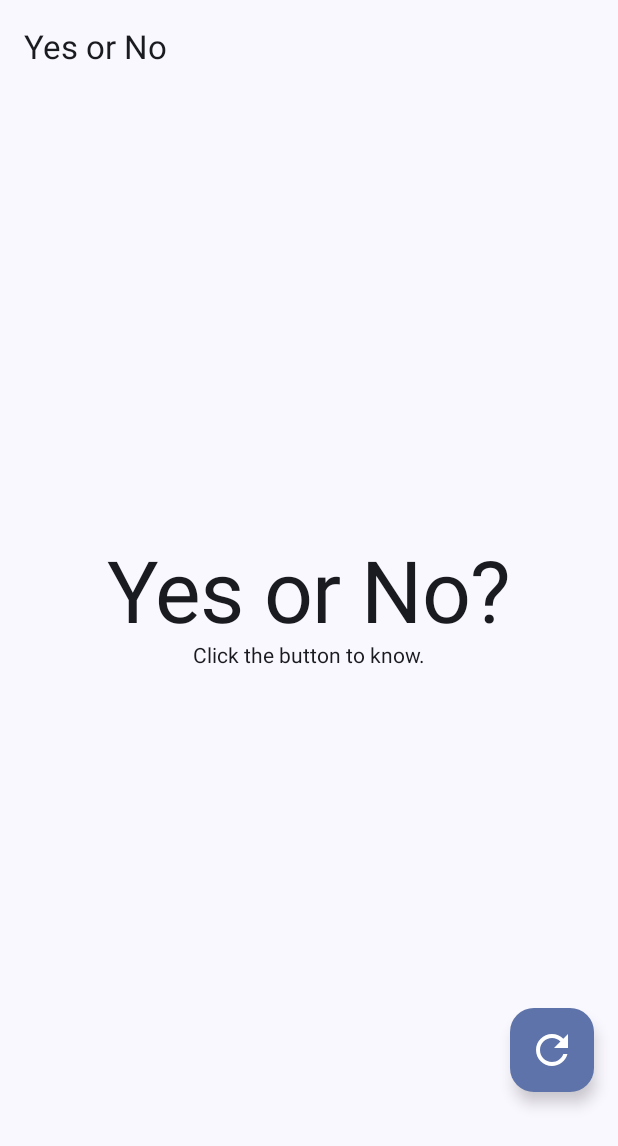
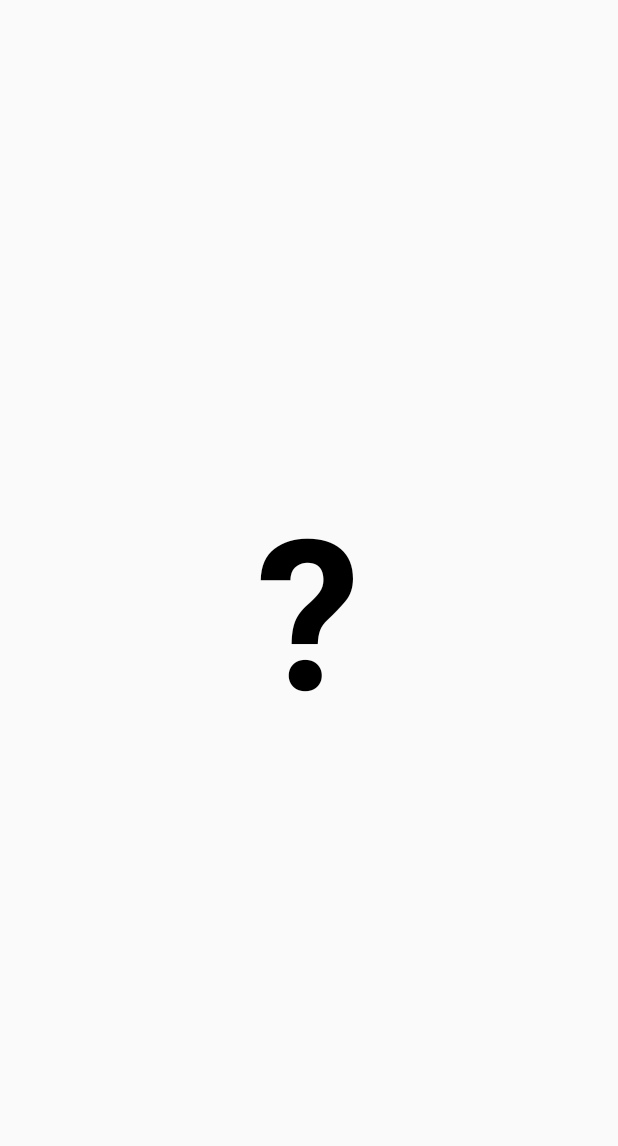
Before and after one commit to worranhin/YesNoApp, an Android app built with Jetpack Compose: the screen it shows after launch (MainActivity), on a phone screen of 412 x 824 dp. Shown: the top 1146 px of the screen. Run offline under Robolectric (Android 15) with nearby library versions, the phone set to English and light mode, and no system bars.

Commit message:
feat: 重写 Yes/No 界面并适配 AGP 9 Kotlin 构建配置
- 新增 YesNoScreen：全屏点击随机出 Yes/No，含缩放/文字淡入与一次性光环动画、触感反馈

- 主题改为马卡龙配色，关闭动态取色，补全 dark/light color scheme

- 显式应用 kotlin-android 插件并配置 jvmTarget；ui-tooling-preview 改为 debugImplementation

- 新增 foojay 工具链解析与 gradle-daemon-jvm 配置，补充 AGP 9 相关 gradle.properties 开关

```diff
--- a/app/src/main/java/com/example/yesorno/MainActivity.kt
+++ b/app/src/main/java/com/example/yesorno/MainActivity.kt
@@ -4,45 +4,8 @@ import android.os.Bundle
 import androidx.activity.ComponentActivity
 import androidx.activity.compose.setContent
 import androidx.activity.enableEdgeToEdge
-import androidx.compose.animation.AnimatedContent
-import androidx.compose.animation.animateColorAsState
-import androidx.compose.foundation.background
-import androidx.compose.foundation.layout.Arrangement
-import androidx.compose.foundation.layout.Box
-import androidx.compose.foundation.layout.Column
-import androidx.compose.foundation.layout.fillMaxSize
-import androidx.compose.foundation.layout.padding
-import androidx.compose.foundation.layout.size
-import androidx.compose.foundation.text.BasicText
-import androidx.compose.material.icons.Icons
-import androidx.compose.material.icons.filled.Refresh
-import androidx.compose.material3.BottomAppBar
-import androidx.compose.material3.Button
-import androidx.compose.material3.ExperimentalMaterial3Api
-import androidx.compose.material3.FloatingActionButton
-import androidx.compose.material3.Icon
-import androidx.compose.material3.MaterialTheme
-import androidx.compose.material3.Scaffold
-import androidx.compose.material3.Text
-import androidx.compose.material3.TopAppBar
-import androidx.compose.material3.TopAppBarColors
-import androidx.compose.material3.TopAppBarDefaults
-import androidx.compose.runtime.Composable
-import androidx.compose.runtime.getValue
-import androidx.compose.runtime.mutableIntStateOf
-import androidx.compose.runtime.mutableStateOf
-import androidx.compose.runtime.remember
-import androidx.compose.runtime.setValue
-import androidx.compose.ui.Alignment
-import androidx.compose.ui.Modifier
-import androidx.compose.ui.draw.drawBehind
-import androidx.compose.ui.graphics.Color
-import androidx.compose.ui.text.style.TextMotion
-import androidx.compose.ui.tooling.preview.Preview
-import androidx.compose.ui.unit.dp
-import androidx.compose.ui.unit.sp
+import com.example.yesorno.ui.screen.YesNoScreen
 import com.example.yesorno.ui.theme.YesOrNoTheme
-import kotlin.random.Random
 
 class MainActivity : ComponentActivity() {
     override fun onCreate(savedInstanceState: Bundle?) {
@@ -50,127 +13,8 @@ class MainActivity : ComponentActivity() {
         enableEdgeToEdge()
         setContent {
             YesOrNoTheme {
-                YesNoApp()
+                YesNoScreen()
             }
         }
     }
 }
-
-@OptIn(ExperimentalMaterial3Api::class)
-@Composable
-fun YesNoApp(modifier: Modifier = Modifier) {
-    var result by remember { mutableStateOf("Yes or No?") }
-    var count by remember { mutableIntStateOf(0) }
-
-    val animatedColor by  animateColorAsState(
-        targetValue = when (count) {
-            0 -> MaterialTheme.colorScheme.background
-            1 -> MaterialTheme.colorScheme.primaryContainer
-            2 -> MaterialTheme.colorScheme.secondaryContainer
-            3 -> MaterialTheme.colorScheme.tertiaryContainer
-            4 -> MaterialTheme.colorScheme.errorContainer
-            else -> MaterialTheme.colorScheme.background
-        },
-        label = "color"
-    )
-
-    val animatedTextColor by animateColorAsState(
-        targetValue = when (count) {
-            0 -> MaterialTheme.colorScheme.onBackground
-            1 -> MaterialTheme.colorScheme.onPrimaryContainer
-            2 -> MaterialTheme.colorScheme.onSecondaryContainer
-            3 -> MaterialTheme.colorScheme.onTertiaryContainer
-            4 -> MaterialTheme.colorScheme.onErrorContainer
-            else -> MaterialTheme.colorScheme.onBackground
-        },
-        label = "text color"
-    )
-
-    Scaffold(
-        floatingActionButton = {
-            FloatingActionButton(
-                onClick = {
-                    result = generateYesNo()
-
-                    if (++count > 4)
-                        count = 0
-                }
-                ) {
-                Icon(Icons.Default.Refresh, contentDescription = "Refresh random result",
-                    modifier = Modifier.size(32.dp))
-            }
-        },
-        topBar = {
-            TopAppBar(
-                title = {
-                    Text("Yes or No")
-                },
-                colors = TopAppBarDefaults.topAppBarColors(
-                    containerColor = animatedColor,
-                    titleContentColor = animatedTextColor
-                )
-            )
-        },
-        bottomBar = {
-            BottomAppBar(
-                containerColor = animatedColor,
-                contentColor = animatedTextColor
-            ) { }
-        }
-
-    ) { innerPadding ->
-        Column(
-            modifier = modifier
-                .fillMaxSize()
-                .padding(innerPadding)
-                .drawBehind { drawRect(animatedColor) },
-            horizontalAlignment = Alignment.CenterHorizontally,
-            verticalArrangement = Arrangement.Center
-        ) {
-            AnimatedContent(
-                targetState = result
-            ) { targetResult ->
-                Text(
-                    targetResult,
-                    style = MaterialTheme.typography.displayLarge.copy(
-                        color = animatedTextColor
-                    )
-                )
-            }
-            BasicText(
-                text = "Click the button to know.",
-                color = { animatedTextColor }
-            )
-        }
-    }
-}
-
-fun generateYesNo(): String {
-    val randomNumber = Random.nextInt(2)
-    return if (randomNumber == 0) "No" else "Yes"
-}
-
-@Preview(showBackground = true)
-@Composable
-fun YesNoAppPreview() {
-    YesOrNoTheme {
-            YesNoApp()
-    }
-}
-
-
-//@Composable
-//fun Greeting(name: String, modifier: Modifier = Modifier) {
-//    Text(
-//        text = "Hello $name!",
-//        modifier = modifier
-//    )
-//}
-//
-//@Preview(showBackground = true)
-//@Composable
-//fun GreetingPreview() {
-//    YesOrNoTheme {
-//        Greeting("Android")
-//    }
-//}
--- /dev/null
+++ b/app/src/main/java/com/example/yesorno/ui/screen/YesNoScreen.kt
@@ -0,0 +1,191 @@
+package com.example.yesorno.ui.screen
+
+import androidx.compose.animation.animateColorAsState
+import androidx.compose.animation.core.Animatable
+import androidx.compose.animation.core.spring
+import androidx.compose.animation.core.tween
+import androidx.compose.foundation.background
+import androidx.compose.foundation.border
+import androidx.compose.foundation.gestures.detectTapGestures
+import androidx.compose.foundation.layout.Box
+import androidx.compose.foundation.layout.fillMaxSize
+import androidx.compose.foundation.layout.size
+import androidx.compose.foundation.layout.systemBarsPadding
+import androidx.compose.foundation.shape.CircleShape
+import androidx.compose.material3.MaterialTheme
+import androidx.compose.material3.Text
+import androidx.compose.runtime.Composable
+import androidx.compose.runtime.getValue
+import androidx.compose.runtime.mutableStateOf
+import androidx.compose.runtime.remember
+import androidx.compose.runtime.rememberCoroutineScope
+import androidx.compose.runtime.setValue
+import androidx.compose.ui.Alignment
+import androidx.compose.ui.Modifier
+import androidx.compose.ui.draw.alpha
+import androidx.compose.ui.draw.scale
+import androidx.compose.ui.graphics.Color
+import androidx.compose.ui.input.pointer.pointerInput
+import androidx.compose.ui.platform.LocalContext
+import androidx.compose.ui.text.font.FontWeight
+import androidx.compose.ui.unit.dp
+import androidx.compose.ui.unit.sp
+import com.example.yesorno.util.hapticFeedback
+import kotlinx.coroutines.Job
+import kotlinx.coroutines.launch
+import kotlin.random.Random
+
+enum class YesNoResult {
+    IDLE, YES, NO
+}
+
+@Composable
+fun YesNoScreen(
+    modifier: Modifier = Modifier
+) {
+    var result by remember { mutableStateOf(YesNoResult.IDLE) }
+    val scale = remember { Animatable(1f) }
+    val textAlpha = remember { Animatable(1f) }
+
+    var showRing by remember { mutableStateOf(false) }
+    val ringScale = remember { Animatable(0.2f) }
+    val ringAlpha = remember { Animatable(0f) }
+
+    val context = LocalContext.current
+    val coroutineScope = rememberCoroutineScope()
+    var animationJob by remember { mutableStateOf<Job?>(null) }
+
+    // 马卡龙色系 - 柔和但更深一点
+    val yesColor = Color(0xFF7FCDC0)
+    val noColor = Color(0xFFFF9AAE)
+    val idleColor = MaterialTheme.colorScheme.background
+
+    val targetBackgroundColor = when (result) {
+        YesNoResult.IDLE -> idleColor
+        YesNoResult.YES -> yesColor
+        YesNoResult.NO -> noColor
+    }
+
+    val backgroundColor by animateColorAsState(
+        targetValue = targetBackgroundColor,
+        animationSpec = tween(800),
+        label = "backgroundColor"
+    )
+
+    val textColor = when (result) {
+        YesNoResult.IDLE -> MaterialTheme.colorScheme.onBackground
+        YesNoResult.YES, YesNoResult.NO -> Color.White
+    }
+
+    val ringColor = when (result) {
+        YesNoResult.IDLE -> Color.Transparent
+        YesNoResult.YES -> Color.White.copy(alpha = 0.6f)
+        YesNoResult.NO -> Color.White.copy(alpha = 0.6f)
+    }
+
+    val displayText = when (result) {
+        YesNoResult.IDLE -> "?"
+        YesNoResult.YES -> "YES"
+        YesNoResult.NO -> "NO"
+    }
+
+    fun triggerAnimation() {
+        // 取消上一次动画
+        animationJob?.cancel()
+
+        animationJob = coroutineScope.launch {
+            // 立即隐藏文字
+            scale.snapTo(0.2f)
+            textAlpha.snapTo(0f)
+
+            // 初始化光环
+            showRing = true
+            ringScale.snapTo(0.2f)
+            ringAlpha.snapTo(0.8f)
+
+            // 并行执行所有动画
+            launch {
+                scale.animateTo(
+                    targetValue = 1.12f,
+                    animationSpec = spring(
+                        dampingRatio = 0.5f,
+                        stiffness = 400f
+                    )
+                )
+                scale.animateTo(
+                    targetValue = 1f,
+                    animationSpec = spring(
+                        dampingRatio = 0.6f,
+                        stiffness = 500f
+                    )
+                )
+            }
+
+            launch {
+                textAlpha.animateTo(
+                    targetValue = 1f,
+                    animationSpec = tween(350)
+                )
+            }
+
+            launch {
+                ringScale.animateTo(
+                    targetValue = 3.5f,
+                    animationSpec = tween(700)
+                )
+            }
+
+            launch {
+                ringAlpha.animateTo(
+                    targetValue = 0f,
+                    animationSpec = tween(300)
+                )
+            }
+
+            // 等待光环动画完成
+            kotlinx.coroutines.delay(700)
+            showRing = false
+        }
+    }
+
+    Box(
+        modifier = modifier
+            .fillMaxSize()
+            .background(backgroundColor)
+            .systemBarsPadding()
+            .pointerInput(Unit) {
+                detectTapGestures {
+                    val newResult = if (Random.nextBoolean()) YesNoResult.YES else YesNoResult.NO
+                    result = newResult
+                    context.hapticFeedback()
+                    triggerAnimation()
+                }
+            },
+        contentAlignment = Alignment.Center
+    ) {
+        // 光环效果
+        if (showRing) {
+            Box(
+                modifier = Modifier
+                    .size(150.dp)
+                    .scale(ringScale.value)
+                    .alpha(ringAlpha.value)
+                    .border(6.dp, ringColor, CircleShape)
+            )
+        }
+
+        // 文字
+        Text(
+            text = displayText,
+            fontSize = when (result) {
+                YesNoResult.IDLE -> 140.sp
+                else -> 100.sp
+            },
+            fontWeight = FontWeight.Bold,
+            color = textColor,
+            modifier = Modifier
+                .scale(scale.value)
+                .alpha(textAlpha.value)
+        )
+    }
+}
--- a/app/src/main/java/com/example/yesorno/ui/theme/Color.kt
+++ b/app/src/main/java/com/example/yesorno/ui/theme/Color.kt
@@ -2,10 +2,11 @@ package com.example.yesorno.ui.theme
 
 import androidx.compose.ui.graphics.Color
 
-val Purple80 = Color(0xFFD0BCFF)
-val PurpleGrey80 = Color(0xFFCCC2DC)
-val Pink80 = Color(0xFFEFB8C8)
+// 马卡龙色系 - 柔和但更深一点
+val YesGreen = Color(0xFF7FCDC0)      // 深薄荷绿/青绿
+val NoRed = Color(0xFFFF9AAE)         // 深樱花粉/珊瑚粉
 
-val Purple40 = Color(0xFF6650a4)
-val PurpleGrey40 = Color(0xFF625b71)
-val Pink40 = Color(0xFF7D5260)
+val DarkBackground = Color(0xFF121212)
+val DarkSurface = Color(0xFF1E1E1E)
+val LightBackground = Color(0xFFFAFAFA)
+val LightSurface = Color(0xFFFFFFFF)
--- a/app/src/main/java/com/example/yesorno/ui/theme/Theme.kt
+++ b/app/src/main/java/com/example/yesorno/ui/theme/Theme.kt
@@ -1,6 +1,5 @@
 package com.example.yesorno.ui.theme
 
-import android.app.Activity
 import android.os.Build
 import androidx.compose.foundation.isSystemInDarkTheme
 import androidx.compose.material3.MaterialTheme
@@ -9,35 +8,31 @@ import androidx.compose.material3.dynamicDarkColorScheme
 import androidx.compose.material3.dynamicLightColorScheme
 import androidx.compose.material3.lightColorScheme
 import androidx.compose.runtime.Composable
+import androidx.compose.ui.graphics.Color
 import androidx.compose.ui.platform.LocalContext
 
 private val DarkColorScheme = darkColorScheme(
-    primary = Purple80,
-    secondary = PurpleGrey80,
-    tertiary = Pink80
+    primary = YesGreen,
+    secondary = NoRed,
+    background = DarkBackground,
+    surface = DarkSurface,
+    onBackground = Color.White,
+    onSurface = Color.White
 )
 
 private val LightColorScheme = lightColorScheme(
-    primary = Purple40,
-    secondary = PurpleGrey40,
-    tertiary = Pink40
-
-    /* Other default colors to override
-    background = Color(0xFFFFFBFE),
-    surface = Color(0xFFFFFBFE),
-    onPrimary = Color.White,
-    onSecondary = Color.White,
-    onTertiary = Color.White,
-    onBackground = Color(0xFF1C1B1F),
-    onSurface = Color(0xFF1C1B1F),
-    */
+    primary = YesGreen,
+    secondary = NoRed,
+    background = LightBackground,
+    surface = LightSurface,
+    onBackground = Color.Black,
+    onSurface = Color.Black
 )
 
 @Composable
 fun YesOrNoTheme(
     darkTheme: Boolean = isSystemInDarkTheme(),
-    // Dynamic color is available on Android 12+
-    dynamicColor: Boolean = true,
+    dynamicColor: Boolean = false,
     content: @Composable () -> Unit
 ) {
     val colorScheme = when {
@@ -45,7 +40,6 @@ fun YesOrNoTheme(
             val context = LocalContext.current
             if (darkTheme) dynamicDarkColorScheme(context) else dynamicLightColorScheme(context)
         }
-
         darkTheme -> DarkColorScheme
         else -> LightColorScheme
     }
--- a/build.gradle.kts
+++ b/build.gradle.kts
@@ -1,5 +1,6 @@
 // Top-level build file where you can add configuration options common to all sub-projects/modules.
 plugins {
     alias(libs.plugins.android.application) apply false
+    alias(libs.plugins.kotlin.android) apply false
     alias(libs.plugins.kotlin.compose) apply false
 }
--- a/gradle/libs.versions.toml
+++ b/gradle/libs.versions.toml
@@ -28,4 +28,5 @@ androidx-material3 = { group = "androidx.compose.material3", name = "material3"
 
 [plugins]
 android-application = { id = "com.android.application", version.ref = "agp" }
+kotlin-android = { id = "org.jetbrains.kotlin.android", version.ref = "kotlin" }
 kotlin-compose = { id = "org.jetbrains.kotlin.plugin.compose", version.ref = "kotlin" }
--- a/settings.gradle.kts
+++ b/settings.gradle.kts
@@ -11,6 +11,9 @@ pluginManagement {
         gradlePluginPortal()
     }
 }
+plugins {
+    id("org.gradle.toolchains.foojay-resolver-convention") version "1.0.0"
+}
 dependencyResolutionManagement {
     repositoriesMode.set(RepositoriesMode.FAIL_ON_PROJECT_REPOS)
     repositories {
```
Also changed, not shown: app/build.gradle.kts (+8 -1 lines), app/src/main/java/com/example/yesorno/util/HapticFeedback.kt (added, +27 -0 lines), gradle.properties (+17 -0 lines), gradle/wrapper/gradle-wrapper.properties, 1 other file.
